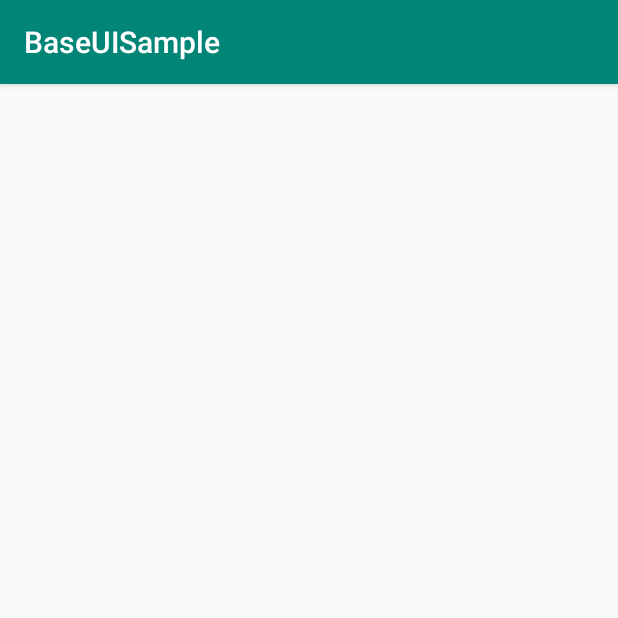
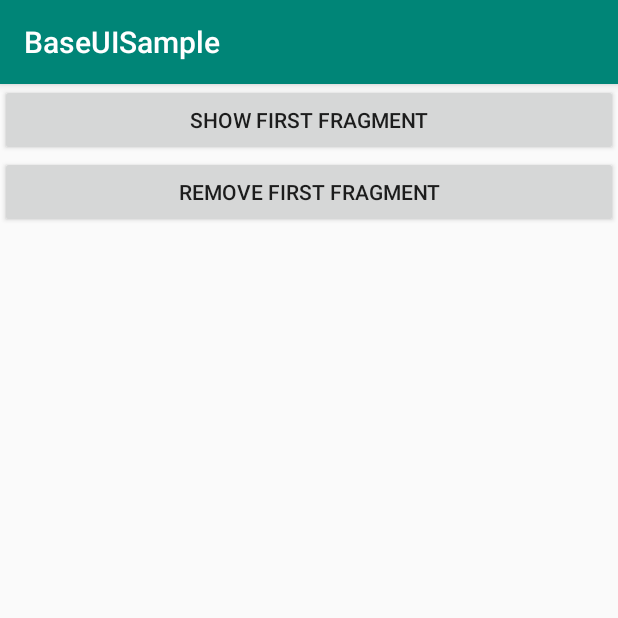
Before and after one commit to dvysotskii/BaseUISample, an Android app: the SecondActivity screen opened directly, with no data from a screen before it, on a phone screen of 412 x 824 dp, the top half of it. Run offline under Robolectric (Android 15) with nearby library versions, the phone set to English and light mode, and no system bars.

Commit message:
added fragment

```diff
--- a/app/src/main/java/com/example/baseuisample/activity/SecondActivity.kt
+++ b/app/src/main/java/com/example/baseuisample/activity/SecondActivity.kt
@@ -1,26 +1,48 @@
 package com.example.baseuisample.activity
 
 import android.os.Bundle
+import android.widget.Button
 import androidx.appcompat.app.AppCompatActivity
 import com.example.baseuisample.R
+import com.example.baseuisample.fragment.FirstFragment
 
 
+private const val FIRST_FRAGMET_TAG = "123"
+
 class SecondActivity : AppCompatActivity() {
+
+    private lateinit var showFirstFragmentBtn: Button
+    private lateinit var removeFirstFragmentBtn: Button
 
     override fun onCreate(savedInstanceState: Bundle?) {
         super.onCreate(savedInstanceState)
         setContentView(R.layout.activity_second)
+
+        showFirstFragmentBtn = findViewById(R.id.show_fragment_btn)
+        showFirstFragmentBtn.setOnClickListener {
+            showFirstFragment()
+        }
+        removeFirstFragmentBtn = findViewById(R.id.remove_fragment_btn)
+        removeFirstFragmentBtn.setOnClickListener {
+            removeFirstFragment()
+        }
     }
 
-    override fun onResume() {
-        super.onResume()
+    private fun showFirstFragment() {
+        supportFragmentManager
+            .beginTransaction()
+            .add(R.id.fragment_container, FirstFragment.newInstance(), FIRST_FRAGMET_TAG)
+            .commit()
     }
 
-    override fun onPause() {
-        super.onPause()
-    }
+    private fun removeFirstFragment() {
+        val firstFragment = supportFragmentManager.findFragmentByTag(FIRST_FRAGMET_TAG)
 
-    override fun onDestroy() {
-        super.onDestroy()
+        firstFragment?.let {
+            supportFragmentManager
+                .beginTransaction()
+                .remove(firstFragment)
+                .commit()
+        }
     }
 }
--- a/app/src/main/res/layout/activity_second.xml
+++ b/app/src/main/res/layout/activity_second.xml
@@ -1,6 +1,25 @@
 <?xml version="1.0" encoding="utf-8"?>
 <LinearLayout xmlns:android="http://schemas.android.com/apk/res/android"
-    android:orientation="vertical" android:layout_width="match_parent"
-    android:layout_height="match_parent">
+    android:layout_width="match_parent"
+    android:layout_height="match_parent"
+    android:orientation="vertical">
+
+    <Button
+        android:id="@+id/show_fragment_btn"
+        android:layout_width="match_parent"
+        android:layout_height="wrap_content"
+        android:text="show first fragment" />
+
+    <Button
+        android:id="@+id/remove_fragment_btn"
+        android:layout_width="match_parent"
+        android:layout_height="wrap_content"
+        android:text="remove first fragment" />
+
+    <FrameLayout
+        android:id="@+id/fragment_container"
+        android:layout_width="match_parent"
+        android:layout_height="wrap_content"
+        android:background="@color/colorAccent" />
 
 </LinearLayout>
```
Also changed, not shown: app/src/main/java/com/example/baseuisample/fragment/FirstFragment.kt (added, +25 -0 lines), app/src/main/res/layout/fragment_first.xml (added, +13 -0 lines).
